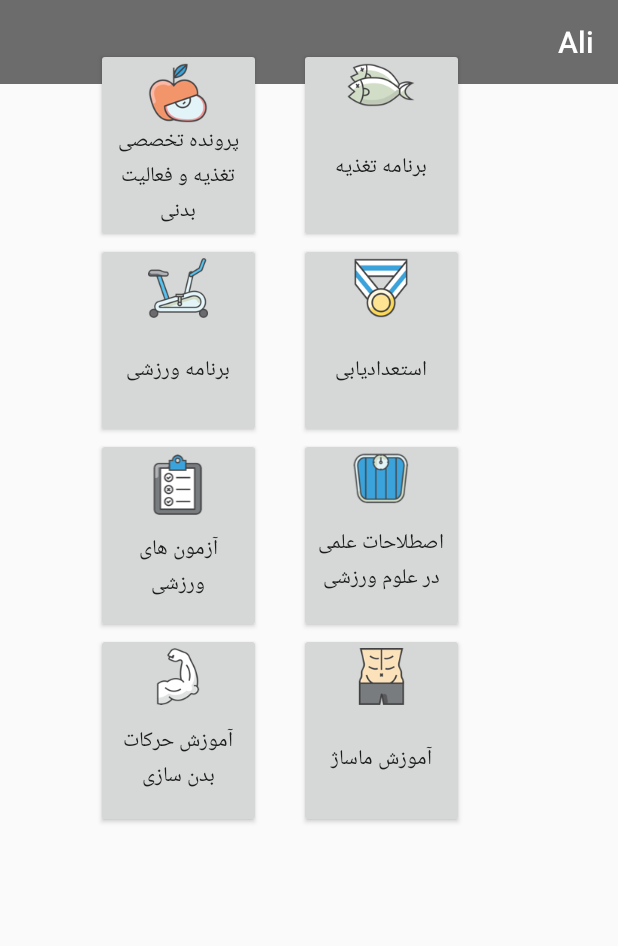
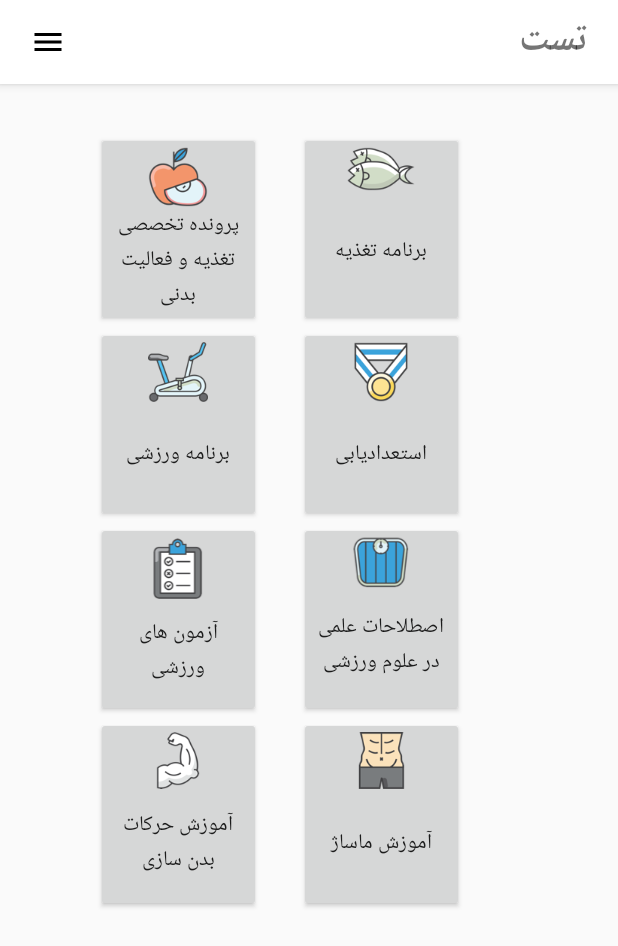
Before and after one commit to Geekologyir/Parvaneh, an Android app: the MenuActivity screen opened directly, with no data from a screen before it, on a phone screen of 412 x 824 dp. Shown: the top 946 px of the screen. Run offline under Robolectric (Android 15) with nearby library versions, the phone set to English and light mode, and no system bars.

Commit message:
actionBar

```diff
--- a/app/src/main/AndroidManifest.xml
+++ b/app/src/main/AndroidManifest.xml
@@ -7,6 +7,7 @@
     <uses-permission android:name="android.permission.READ_PROFILE" />
 
     <application
+        android:name="ir.geek.parvaneh.Application"
         android:allowBackup="true"
         android:icon="@drawable/logo"
         android:label="@string/app_name"
--- a/app/src/main/java/ir/geek/parvaneh/IntroActivity.java
+++ b/app/src/main/java/ir/geek/parvaneh/IntroActivity.java
@@ -20,7 +20,6 @@ import android.widget.TextView;
 
 public class IntroActivity extends Activity {
 
-    FontChanger fontChanger;
     RelativeLayout layout;
     ViewPager viewPager;
     Button nextBtn, skipBtn;
@@ -76,8 +75,6 @@ public class IntroActivity extends Activity {
             }
         });
 
-        fontChanger=new FontChanger(this);
-        fontChanger.changeAllViewsFonts(layout,"behdad");
     }
     void addButton(int current){
         dots = new TextView[layouts.length];
--- a/app/src/main/java/ir/geek/parvaneh/LoginActivity.java
+++ b/app/src/main/java/ir/geek/parvaneh/LoginActivity.java
@@ -60,7 +60,6 @@ public class LoginActivity extends AppCompatActivity implements LoaderCallbacks<
     private View mLoginFormView;
     private TextView signupLink;
 
-    FontChanger fontChanger;
     RelativeLayout layout;
 
     @Override
@@ -68,8 +67,6 @@ public class LoginActivity extends AppCompatActivity implements LoaderCallbacks<
         super.onCreate(savedInstanceState);
         setContentView(R.layout.activity_login);
         layout = (RelativeLayout) findViewById(R.id.loginActivity);
-        fontChanger=new FontChanger(this);
-        fontChanger.changeAllViewsFonts(layout,"behdad");
 
         // Set up the activity_login form.
         mEmailView = (EditText) findViewById(R.id.email);
--- a/app/src/main/java/ir/geek/parvaneh/MenuActivity.java
+++ b/app/src/main/java/ir/geek/parvaneh/MenuActivity.java
@@ -1,8 +1,10 @@
 package ir.geek.parvaneh;
 
 import android.content.Intent;
+import android.support.v7.app.ActionBar;
 import android.support.v7.app.AppCompatActivity;
 import android.os.Bundle;
+import android.support.v7.widget.Toolbar;
 import android.view.View;
 import android.widget.Button;
 
@@ -12,6 +14,8 @@ public class MenuActivity extends AppCompatActivity {
     protected void onCreate(Bundle savedInstanceState) {
         super.onCreate(savedInstanceState);
         setContentView(R.layout.activity_menu);
+        setSupportActionBar((Toolbar) findViewById(R.id.toolbar));
+        setTitle("");
 
         Button document=(Button)findViewById(R.id.document);
         document.setOnClickListener(new View.OnClickListener() {
--- a/app/src/main/java/ir/geek/parvaneh/SplashActivity.java
+++ b/app/src/main/java/ir/geek/parvaneh/SplashActivity.java
@@ -9,7 +9,6 @@ import android.view.WindowManager;
 import android.widget.RelativeLayout;
 
 public class SplashActivity extends Activity {
-    FontChanger fontChanger;
     RelativeLayout layout;
 
     @Override
@@ -22,8 +21,6 @@ public class SplashActivity extends Activity {
 
         setContentView(R.layout.activity_splash);
         layout = (RelativeLayout) findViewById(R.id.activity_splash);
-        fontChanger=new FontChanger(this);
-        fontChanger.changeAllViewsFonts(layout,"behdad");
         //Run IntroActivity after activity_splash
         Handler handler = new Handler();
         handler.postDelayed(new Runnable() {
--- /dev/null
+++ b/app/src/main/res/drawable/ic_menu_black.xml
@@ -0,0 +1,9 @@
+<vector xmlns:android="http://schemas.android.com/apk/res/android"
+        android:width="24dp"
+        android:height="24dp"
+        android:viewportWidth="24.0"
+        android:viewportHeight="24.0">
+    <path
+        android:fillColor="#FF000000"
+        android:pathData="M3,18h18v-2L3,16v2zM3,13h18v-2L3,11v2zM3,6v2h18L21,6L3,6z"/>
+</vector>
--- a/app/src/main/res/layout/activity_menu.xml
+++ b/app/src/main/res/layout/activity_menu.xml
@@ -1,24 +1,19 @@
 <?xml version="1.0" encoding="utf-8"?>
-<android.support.v4.widget.DrawerLayout xmlns:android="http://schemas.android.com/apk/res/android"
+<RelativeLayout xmlns:android="http://schemas.android.com/apk/res/android"
+    android:layout_width="match_parent"
+    android:layout_height="match_parent">
+    <include layout="@layout/toolbar"
+        android:id="@+id/my_toolbar"/>
+    <android.support.v4.widget.DrawerLayout
+        android:layout_below="@id/my_toolbar"
         xmlns:tools="http://schemas.android.com/tools"
         android:layout_width="match_parent"
         android:layout_height="match_parent"
         xmlns:app="http://schemas.android.com/apk/res-auto"
         tools:context="ir.geek.parvaneh.MenuActivity">
-<LinearLayout
-    android:layout_width="match_parent"
-    android:layout_height="match_parent">
-    <android.support.v7.widget.Toolbar
+        <android.support.design.widget.NavigationView
             android:layout_width="match_parent"
             android:layout_height="wrap_content"
-        android:background="@color/darkgray"
-        android:layoutDirection="rtl"
-        android:theme="@style/Base.ThemeOverlay.AppCompat.Dark.ActionBar"
-        app:title="Ali"></android.support.v7.widget.Toolbar>
-</LinearLayout>
-    <android.support.design.widget.NavigationView
-        android:layout_width="wrap_content"
-        android:layout_height="match_parent"
             android:layout_gravity="end"
             android:background="#f0f0f0"
             app:headerLayout="@layout/header"
@@ -41,7 +36,7 @@
 
         <ScrollView
             android:layout_width="wrap_content"
-        android:layout_height="match_parent">
+            android:layout_height="wrap_content">
 
 
             <RelativeLayout
@@ -136,3 +131,4 @@
             </RelativeLayout>
         </ScrollView>
     </android.support.v4.widget.DrawerLayout>
+</RelativeLayout>
--- /dev/null
+++ b/app/src/main/res/layout/toolbar.xml
@@ -0,0 +1,25 @@
+<?xml version="1.0" encoding="utf-8"?>
+
+<android.support.v7.widget.Toolbar
+    android:layout_width="match_parent"
+    android:layout_height="?attr/actionBarSize"
+    android:background="@color/colorPrimary"
+    xmlns:android="http://schemas.android.com/apk/res/android"
+    android:id="@+id/toolbar"
+    android:elevation="4dp">
+    <TextView
+        android:layout_width="wrap_content"
+        android:layout_height="wrap_content"
+        android:text="تست"
+        android:textSize="25dp"
+        android:layout_marginRight="20dp"
+        android:layout_gravity="right"
+        android:textStyle="bold"/>
+    <ImageView
+        android:layout_width="24dp"
+        android:layout_height="24dp"
+        android:src="@drawable/ic_menu_black"
+        android:layout_marginLeft="20dp"/>
+
+
+</android.support.v7.widget.Toolbar>
--- a/app/src/main/res/values/styles.xml
+++ b/app/src/main/res/values/styles.xml
@@ -1,14 +1,13 @@
 <resources>
 
     <!-- Base application theme. -->
-    <style name="AppTheme" parent="Theme.AppCompat.Light.DarkActionBar">
+    <style name="AppTheme" parent="Theme.AppCompat.Light.NoActionBar">
         <!-- Customize your theme here. -->
         <item name="colorPrimary">@color/colorPrimary</item>
         <item name="colorPrimaryDark">@color/colorPrimaryDark</item>
         <item name="colorAccent">@color/colorAccent</item>
         <item name="android:windowLightStatusBar">true</item>
-        <item name="windowActionBar">false</item>
-        <item name="windowNoTitle">true</item>
+        <item name="android:typeface">normal</item>
     </style>
     <style name="Button1" parent="Widget.AppCompat.Button">
         <item name="android:background">@mipmap/btn</item>
```
Also changed, not shown: app/src/main/java/ir/geek/parvaneh/Application.java (added, +12 -0 lines), app/src/main/java/ir/geek/parvaneh/FontChanger.java (deleted, +0 -36 lines), app/src/main/java/ir/geek/parvaneh/FontsOverride.java (added, +29 -0 lines). Lines whose indentation alone changed are shown as unchanged.
